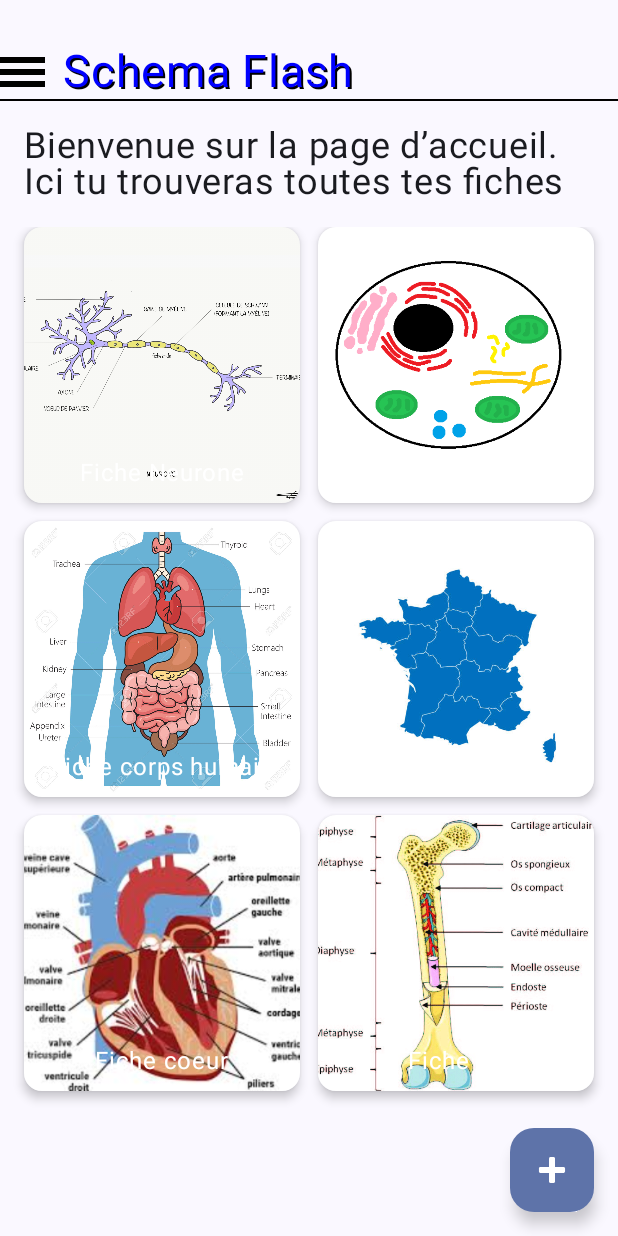
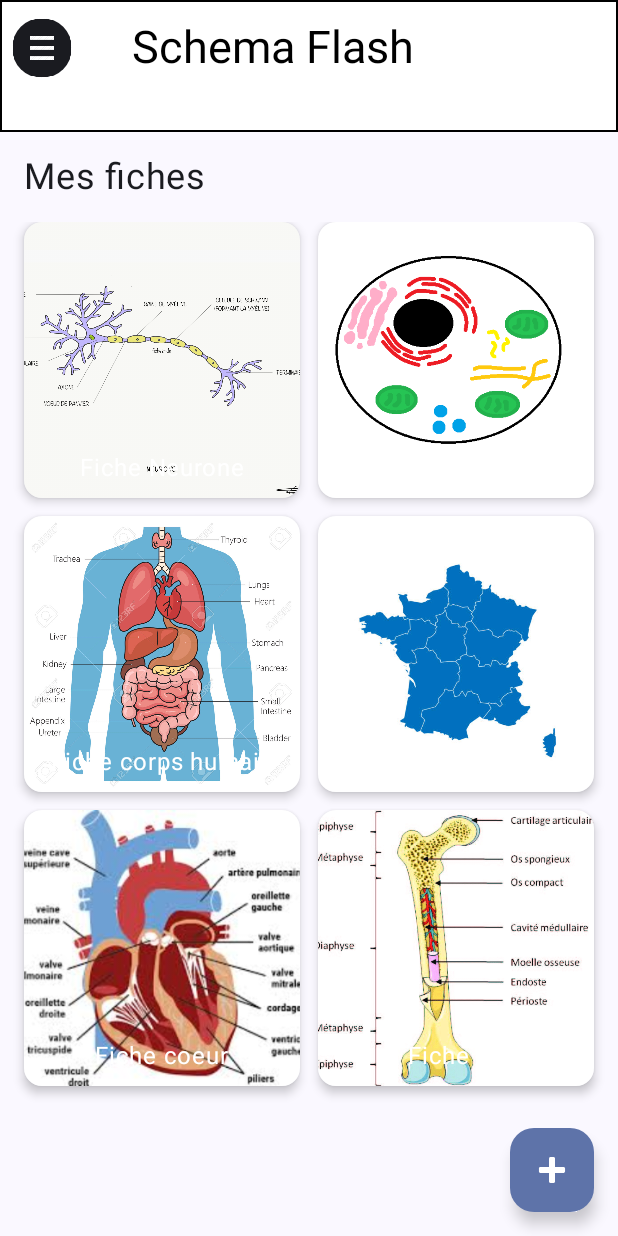
Before and after one commit to Eileda6/Schema_Flash_Adelie_Brunel, an Android app built with Jetpack Compose: the screen it shows after launch (MainActivity), on a phone screen of 412 x 824 dp. Run offline under Robolectric (Android 15) with nearby library versions, the phone set to English and light mode, and no system bars.

Commit message:
updates pageAccueilScreen

```diff
--- a/app/src/main/java/fr/ensim/android/schemaflash/MainActivity.kt
+++ b/app/src/main/java/fr/ensim/android/schemaflash/MainActivity.kt
@@ -4,15 +4,10 @@ import android.os.Bundle
 import androidx.activity.ComponentActivity
 import androidx.activity.compose.setContent
 import androidx.activity.enableEdgeToEdge
-import androidx.compose.foundation.layout.fillMaxSize
-import androidx.compose.foundation.layout.padding
-import androidx.compose.material3.Scaffold
-import androidx.compose.material3.Text
+import androidx.compose.material3.*
 import androidx.compose.runtime.Composable
-import androidx.compose.ui.Modifier
 import androidx.compose.ui.tooling.preview.Preview
 import fr.ensim.android.schemaflash.ui.theme.SchemaFlashTheme
-import fr.ensim.android.schemaflash.PageAccueilScreen
 
 class MainActivity : ComponentActivity() {
     override fun onCreate(savedInstanceState: Bundle?) {
@@ -20,31 +15,8 @@ class MainActivity : ComponentActivity() {
         enableEdgeToEdge()
         setContent {
             SchemaFlashTheme {
-                Scaffold(modifier = Modifier.fillMaxSize()) { innerPadding ->
-                    Greeting(
-                        name = "Android",
-                        modifier = Modifier.padding(innerPadding)
-                    )
-                }
+                PageAccueilScreen()
             }
         }
     }
 }
-
-@Composable
-fun Greeting(name: String, modifier: Modifier = Modifier) {
-    SchemaFlashTheme {
-        Scaffold(modifier = Modifier.fillMaxSize()) { innerPadding ->
-            PageAccueilScreen(
-                onFabClick = {}
-                //modifier = Modifier.padding(innerPadding)
-            )
-        }
-    }
-}
-
-@Preview(showBackground = true)
-@Composable
-fun GreetingPreview() {
-
-}
--- a/app/src/main/java/fr/ensim/android/schemaflash/PageAccueilScreen.kt
+++ b/app/src/main/java/fr/ensim/android/schemaflash/PageAccueilScreen.kt
@@ -1,5 +1,11 @@
+@file:OptIn(ExperimentalMaterial3Api::class)
+
 package fr.ensim.android.schemaflash
 
+import androidx.compose.runtime.getValue
+import androidx.compose.runtime.setValue
+import androidx.compose.runtime.mutableStateOf
+import androidx.compose.runtime.remember
 import androidx.compose.foundation.Image
 import androidx.compose.foundation.background
 import androidx.compose.foundation.border
@@ -9,6 +15,9 @@ import androidx.compose.foundation.lazy.grid.LazyVerticalGrid
 import androidx.compose.foundation.lazy.grid.items
 import androidx.compose.material3.*
 import androidx.compose.runtime.Composable
+import androidx.compose.runtime.getValue
+import androidx.compose.runtime.mutableStateOf
+import androidx.compose.runtime.remember
 import androidx.compose.ui.Alignment
 import androidx.compose.ui.Modifier
 import androidx.compose.ui.graphics.Color
@@ -17,7 +26,7 @@ import androidx.compose.ui.res.painterResource
 import androidx.compose.ui.unit.dp
 import androidx.compose.ui.unit.sp
 
-// --------- Données flashcards ----------
+// ------------ Données ------------
 data class FlashCardData(val imageRes: Int, val title: String)
 
 val flashCards = listOf(
@@ -29,54 +38,72 @@ val flashCards = listOf(
     FlashCardData(R.drawable.os, "Fiche os")
 )
 
-// --------- Page Accueil ----------
+// ------------ Barre du haut réutilisable ------------
 @Composable
-fun PageAccueilScreen(onFabClick: () -> Unit = {}) {
+fun PageAccueilScreen() {
+    var expanded by remember { mutableStateOf(false) }
+
     Scaffold(
         topBar = {
-            Column {
-                Row(
-                    verticalAlignment = Alignment.CenterVertically,
-                    modifier = Modifier
-                        .fillMaxWidth()
-                        .padding(top = 30.dp)
-                ) {
-                    // Faux bouton menu (3 traits)
-                    Column(
-                        verticalArrangement = Arrangement.spacedBy(4.dp),
-                        modifier = Modifier.padding(end = 12.dp)
+            TopAppBar(
+                title = {
+                    Row(
+                        verticalAlignment = Alignment.CenterVertically,
+                        modifier = Modifier.fillMaxWidth()
                     ) {
-                        repeat(3) {
-                            Box(
-                                modifier = Modifier
-                                    .size(width = 30.dp, height = 4.dp)
-                                    .background(Color.Black)
+                        Spacer(modifier = Modifier.width(32.dp))
+                        Text(
+                            text = "Schema Flash",
+                            color = Color.Black,
+                            fontSize = 30.sp,
+                            modifier = Modifier
+                                .weight(1f)
+                                .padding(end = 32.dp)
+                        )
+                    }
+                },
+                navigationIcon = {
+                    Box {
+                        IconButton(onClick = { expanded = true }) {
+                            Icon(
+                                painter = painterResource(id = R.drawable.mobile_menu_icon),
+                                contentDescription = "Menu",
+                                modifier = Modifier.size(60.dp)
+                            )
+                        }
+
+                        DropdownMenu(
+                            expanded = expanded,
+                            onDismissRequest = { expanded = false }
+                        ) {
+                            DropdownMenuItem(
+                                text = { Text("Page d'accueil") },
+                                onClick = { expanded = false }
+                            )
+                            DropdownMenuItem(
+                                text = { Text("Une idée d'amélioration ?") },
+                                onClick = { expanded = false }
+                            )
+                            DropdownMenuItem(
+                                text = { Text("Besoin d'aide") },
+                                onClick = { expanded = false }
+                            )
+                            DropdownMenuItem(
+                                text = { Text("À propos de nous") },
+                                onClick = { expanded = false }
                             )
                         }
                     }
-
-                    // Titre avec effet contour simulé
-                    Box {
-                        Text(
-                            text = "Schema Flash",
-                            fontSize = 30.sp,
-                            color = Color.Black,
-                            modifier = Modifier.offset(x = 1.dp, y = 1.dp)
-                        )
-                        Text(
-                            text = "Schema Flash",
-                            fontSize = 30.sp,
-                            color = Color.Blue
-                        )
-                    }
-                }
-
-                // Ligne noire de séparation
-                Divider(color = Color.Black, thickness = 1.dp)
-            }
+                },
+                colors = TopAppBarDefaults.smallTopAppBarColors(containerColor = Color.White),
+                modifier = Modifier
+                    .fillMaxWidth()
+                    .height(88.dp)
+                    .border(1.dp, Color.Black)
+            )
         },
         floatingActionButton = {
-            FloatingActionButton(onClick = onFabClick) {
+            FloatingActionButton(onClick = { /* TODO: action */ }) {
                 Icon(
                     painter = painterResource(id = android.R.drawable.ic_input_add),
                     contentDescription = "Ajouter"
@@ -91,7 +118,7 @@ fun PageAccueilScreen(onFabClick: () -> Unit = {}) {
                 .padding(16.dp)
         ) {
             Text(
-                text = "Bienvenue sur la page d’accueil. Ici tu trouveras toutes tes fiches",
+                text = "Mes fiches",
                 fontSize = 24.sp,
                 modifier = Modifier.padding(bottom = 16.dp)
             )
@@ -111,7 +138,9 @@ fun PageAccueilScreen(onFabClick: () -> Unit = {}) {
     }
 }
 
-// --------- Fiche individuelle ----------
+
+
+// ------------ Carte individuelle ------------
 @Composable
 fun FlashCard(imageRes: Int, text: String) {
     Card(
@@ -120,14 +149,12 @@ fun FlashCard(imageRes: Int, text: String) {
             .aspectRatio(1f),
         elevation = CardDefaults.cardElevation(4.dp)
     ) {
-        Box(
-            modifier = Modifier.fillMaxSize()
-        ) {
+        Box(modifier = Modifier.fillMaxSize()) {
             Image(
                 painter = painterResource(id = imageRes),
                 contentDescription = null,
-                modifier = Modifier.fillMaxSize(),
-                contentScale = ContentScale.Crop
+                contentScale = ContentScale.Crop,
+                modifier = Modifier.fillMaxSize()
             )
             Text(
                 text = text,
@@ -140,3 +167,21 @@ fun FlashCard(imageRes: Int, text: String) {
         }
     }
 }
+
+@Composable
+fun ImageTestScreen() {
+    Box(
+        modifier = Modifier
+            .fillMaxSize()
+            .padding(32.dp)
+    ) {
+        Image(
+            painter = painterResource(id = R.drawable.neurone), // remplace par ton image
+            contentDescription = null,
+            modifier = Modifier
+                .fillMaxWidth()
+                .aspectRatio(1f),
+            contentScale = ContentScale.Crop
+        )
+    }
+}
```
Also changed, not shown: app/src/main/res/drawable/mobile_menu_icon.jpg (added).
